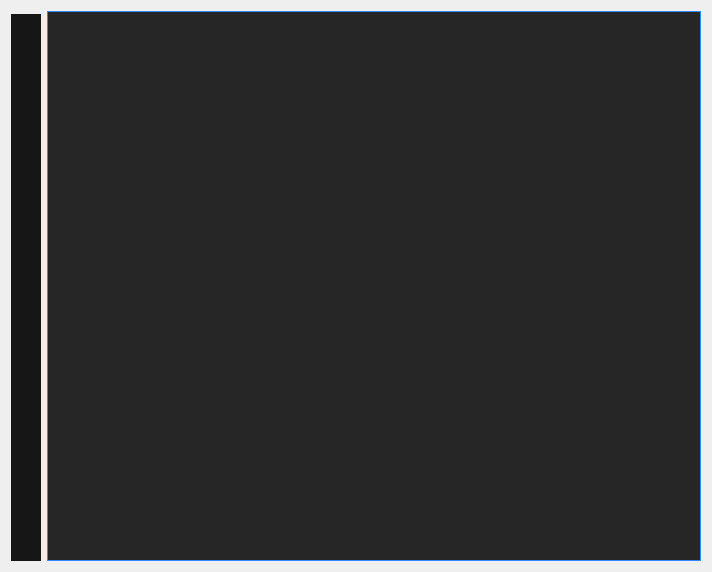
This is texteditor.ui in Furgololo1/FC as Qt 5 draws it before an edit. The edited form follows.
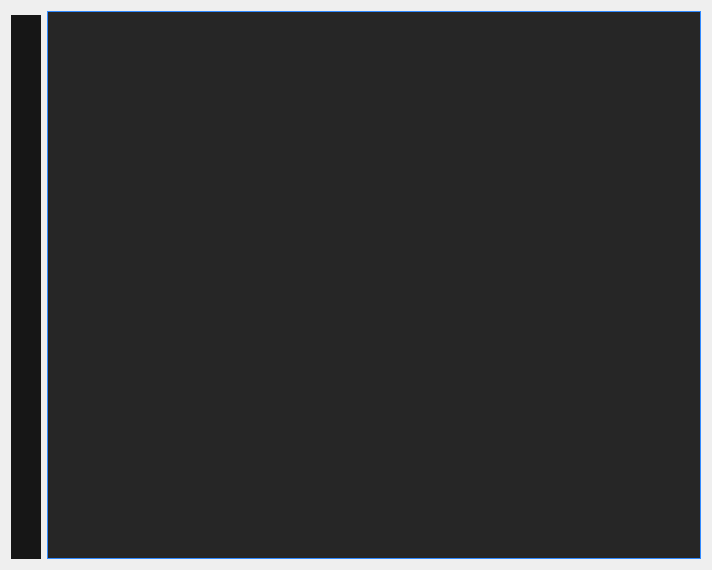
This is the edited form.

```diff
--- a/texteditor.ui
+++ b/texteditor.ui
@@ -61,23 +61,7 @@
    <item row="0" column="1">
     <layout class="QVBoxLayout" name="verticalLayout_8">
      <item>
-      <widget class="QPlainTextEdit" name="editor">
-       <property name="sizePolicy">
-        <sizepolicy hsizetype="Expanding" vsizetype="Expanding">
-         <horstretch>0</horstretch>
-         <verstretch>0</verstretch>
-        </sizepolicy>
-       </property>
-       <property name="minimumSize">
-        <size>
-         <width>0</width>
-         <height>550</height>
-        </size>
-       </property>
-       <property name="styleSheet">
-        <string notr="true"/>
-       </property>
-      </widget>
+      <widget class="QPlainTextEdit" name="editor"/>
      </item>
     </layout>
    </item>
@@ -87,7 +71,7 @@
       <number>0</number>
      </property>
      <property name="topMargin">
-      <number>3</number>
+      <number>4</number>
      </property>
      <item>
       <widget class="QScrollArea" name="scrollArea">
@@ -130,7 +114,7 @@
           <x>0</x>
           <y>0</y>
           <width>30</width>
-          <height>548</height>
+          <height>547</height>
          </rect>
         </property>
         <property name="styleSheet">
```
